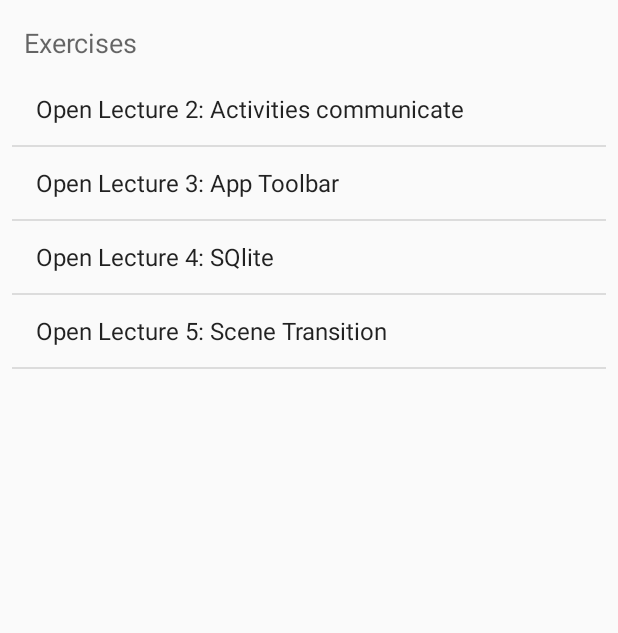
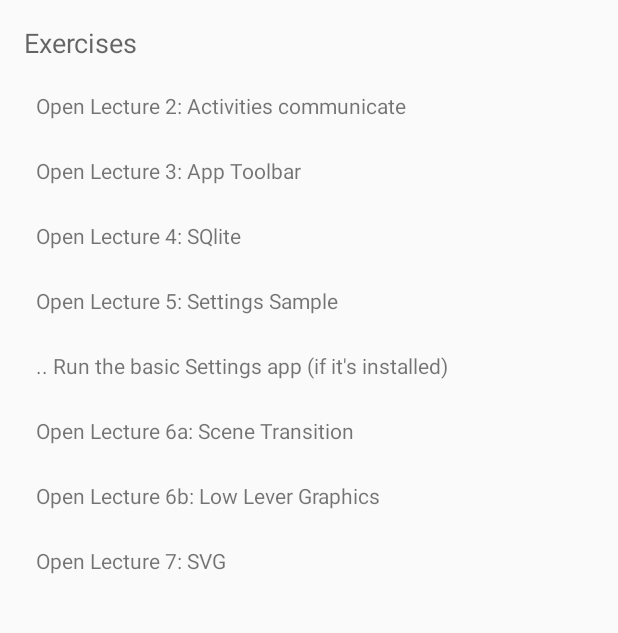
Before and after one commit to auval/AndroidWorkshop, an Android app: the screen it shows after launch (MainActivity), on a phone screen of 412 x 824 dp, the part 84-717 px from its top. Run offline under Robolectric (Android 15) with nearby library versions, the phone set to English and light mode, and no system bars.

Commit message:
Replaced main ListView with RecycleView

```diff
--- a/app/build.gradle
+++ b/app/build.gradle
@@ -39,5 +39,9 @@ dependencies {
     compile 'com.android.support:support-vector-drawable:25.0.1'
     testCompile 'junit:junit:4.12'
 
+    /**
+     * evolution of ListView
+     */
+    compile 'com.android.support:recyclerview-v7:25.0.1'
 
 }
--- /dev/null
+++ b/app/src/main/java/org/shenkar/auval/codesamples/ArrayItem.java
@@ -0,0 +1,43 @@
+package org.shenkar.auval.codesamples;
+
+/**
+ * Created by amir on 11/29/16.
+ */
+class ArrayItem {
+    private Class activity;
+    private String label;
+    private String packageName;
+
+    public ArrayItem(String label, Class activity) {
+        this.label = label;
+        this.activity = activity;
+    }
+
+    public ArrayItem(String label, String packageName) {
+        this.label = label;
+        this.packageName = packageName;
+    }
+
+    @Override
+    public String toString() {
+        if (activity != null) {
+            return "Open " + label;
+        }
+        return label;
+    }
+
+    public String getLabel() {
+        return label;
+    }
+
+    /**
+     * optional parameter, to launch a different app (as an example)
+     */
+    public String getPackageName() {
+        return packageName;
+    }
+
+    public Class getActivity() {
+        return activity;
+    }
+}
--- /dev/null
+++ b/app/src/main/java/org/shenkar/auval/codesamples/ExercisesAdapter.java
@@ -0,0 +1,87 @@
+package org.shenkar.auval.codesamples;
+
+import android.support.v7.widget.RecyclerView;
+import android.view.LayoutInflater;
+import android.view.View;
+import android.view.ViewGroup;
+import android.widget.TextView;
+
+import java.util.ArrayList;
+
+/**
+ * Reference training:
+ * https://developer.android.com/training/material/lists-cards.html
+ * <p>
+ * Created by amir on 11/29/16.
+ */
+
+public class ExercisesAdapter extends RecyclerView.Adapter<ExercisesAdapter.MyViewHolder> {
+    private View.OnClickListener listener;
+    private ArrayList<ArrayItem> mDataset;
+
+    // Provide a suitable constructor (depends on the kind of dataset)
+    public ExercisesAdapter(ArrayList<ArrayItem> myDataset,
+                            View.OnClickListener listener) {
+        mDataset = myDataset;
+        this.listener = listener;
+
+        /**
+         * Stable Id's are making change animation possible!
+         * together with a unique getItemId() per row
+         */
+        setHasStableIds(true);
+    }
+
+    // Create new views (invoked by the layout manager)
+    @Override
+    public MyViewHolder onCreateViewHolder(ViewGroup parent,
+                                           int viewType) {
+        // create a new view
+        TextView v = (TextView) LayoutInflater.from(parent.getContext())
+                .inflate(R.layout.my_text_view, parent, false);
+        // set the view's size, margins, paddings and layout parameters
+
+        MyViewHolder vh = new MyViewHolder(v);
+        return vh;
+    }
+
+    // Replace the contents of a view (invoked by the layout manager)
+    @Override
+    public void onBindViewHolder(MyViewHolder holder, int position) {
+        // - get element from your dataset at this position
+        // - replace the contents of the view with that element
+        ArrayItem arrayItem = mDataset.get(position);
+        holder.mTextView.setText(arrayItem.toString());
+        holder.mTextView.setTag(arrayItem); // a handy way to pass any data to a view
+        holder.mTextView.setOnClickListener(listener);
+
+    }
+
+    @Override
+    public long getItemId(int position) {
+        return mDataset.get(position).hashCode();
+    }
+
+    // Return the size of your dataset (invoked by the layout manager)
+    @Override
+    public int getItemCount() {
+        return mDataset.size();
+    }
+
+    // Provide a reference to the views for each data item
+    // Complex data items may need more than one view per item, and
+    // you provide access to all the views for a data item in a view holder
+    public static class MyViewHolder extends RecyclerView.ViewHolder {
+        // each data item is just a string in this case
+        public TextView mTextView;
+        // will assign a click listener to it
+//        private ViewGroup vg;
+
+        public MyViewHolder(TextView v) {
+            super(v);
+            mTextView = v;
+//            mTextView = (TextView) v.findViewById(R.id.row_text);
+//            vg = v;
+        }
+    }
+}
--- a/app/src/main/java/org/shenkar/auval/codesamples/MainActivity.java
+++ b/app/src/main/java/org/shenkar/auval/codesamples/MainActivity.java
@@ -5,13 +5,12 @@ import android.content.SharedPreferences;
 import android.os.Bundle;
 import android.preference.PreferenceManager;
 import android.support.v7.app.AppCompatActivity;
+import android.support.v7.widget.LinearLayoutManager;
+import android.support.v7.widget.RecyclerView;
 import android.support.v7.widget.Toolbar;
 import android.view.Menu;
 import android.view.MenuItem;
 import android.view.View;
-import android.widget.AdapterView;
-import android.widget.ArrayAdapter;
-import android.widget.ListView;
 import android.widget.TextView;
 import android.widget.Toast;
 
@@ -20,9 +19,89 @@ import com.mta.sharedutils.UiHandler;
 
 import org.shenkar.auval.db.DbHelper;
 
+import java.util.ArrayList;
+
 public class MainActivity extends AppCompatActivity {
 
-    ListView mainList;
+    /**
+     * notice there's no View or Context referenced from ArrayItem
+     * so it's ok to keep a static reference to it.
+     * I need it static because I keep changes in memory and screen rotate would create a fresh
+     * new arrayList otherwise.
+     */
+    final static ArrayList<ArrayItem> mValues = new ArrayList<>();
+
+    /**
+     * this is how to init static variables.
+     * It will run once and only once, unless the app is killed and restart from scratch.
+     */
+    static {
+        // define data for the list
+        mValues.add(new ArrayItem("Lecture 2: Activities communicate", Lesson2Activity.class));
+        mValues.add(new ArrayItem("Lecture 3: App Toolbar", ActionbarExampleActivity.class));
+        mValues.add(new ArrayItem("Lecture 4: SQlite", SqlExample.class));
+
+        /*
+         This sample is actually the default activity you can get when you press
+         on new > Activity > Settings Activity.
+         But it gives some useful examples on preferences widgets.
+         The basic settings app is in a different project:
+         https://github.com/auval/MinimalSettingsActivity
+        */
+        mValues.add(new ArrayItem("Lecture 5: Settings Sample", SettingsActivity.class));
+        mValues.add(new ArrayItem(".. Run the basic Settings app (if it's installed)",
+                "com.mindtheapps.sampleprefs"));
+        mValues.add(new ArrayItem("Lecture 6a: Scene Transition", SceneTransitionActivity.class));
+        mValues.add(new ArrayItem("Lecture 6b: Low Lever Graphics", LowLeverGraphicsActivity.class));
+        mValues.add(new ArrayItem("Lecture 7: SVG", BmpAndSvgActivity.class));
+
+    }
+
+    /**
+     * replacing the ListView with this
+     */
+    RecyclerView mainList;
+    /**
+     * it supplies the view with the data in a very efficient way
+     */
+    private RecyclerView.Adapter mAdapter;
+
+    View.OnClickListener mClickListener = new View.OnClickListener() {
+        @Override
+        public void onClick(View view) {
+            ArrayItem clicked = (ArrayItem) view.getTag();
+            if (clicked.getActivity() == null) {
+                if (clicked.getPackageName() != null) {
+                    // we need to launch a different app here, if it's available.
+                    Intent launchIntent = getPackageManager().getLaunchIntentForPackage(clicked
+                            .getPackageName());
+                    if (launchIntent == null) {
+                        Toast.makeText(getBaseContext(), "Couldn't find activity for package:" +
+                                clicked.getActivity(), Toast.LENGTH_LONG).show();
+
+                        // example for removing item from the list
+                        // ---------------------------------------
+                        // Notice that we need to remove from the Model (the array)
+                        // and not from the ListView (the View)!
+                        // The view will be updated after the  notifyDataSetChanged();
+                        mValues.remove(clicked);
+                        mAdapter.notifyDataSetChanged();
+
+                    } else {
+                        startActivity(launchIntent);
+                    }
+                } else {
+                    // nothing to do here
+                    Toast.makeText(getBaseContext(), "Activity is not attached", Toast.LENGTH_LONG).show();
+                }
+            } else {
+                Intent intent = new Intent(getBaseContext(), clicked.getActivity());
+                startActivity(intent);
+                overridePendingTransition(android.R.anim.fade_in, android.R.anim.fade_out);
+            }
+        }
+    };
+    private RecyclerView.LayoutManager mLayoutManager;
 
     public MainActivity() {
         AsyncHandler.postDelayed(new Runnable() {
@@ -45,40 +124,16 @@ public class MainActivity extends AppCompatActivity {
         Toolbar toolbar = (Toolbar) findViewById(R.id.toolbar);
         setSupportActionBar(toolbar);
 
-        mainList = (ListView) findViewById(R.id.my_list);
+        mainList = (RecyclerView) findViewById(R.id.my_list);
 
-        // define data for the list
-        ArrayItem[] values = new ArrayItem[]{
-                new ArrayItem("Lecture 2: Activities communicate", Lesson2Activity.class),
-                new ArrayItem("Lecture 3: App Toolbar", ActionbarExampleActivity.class),
-                new ArrayItem("Lecture 4: SQlite", SqlExample.class),
-                new ArrayItem("Lecture 5: Scene Transition", SceneTransitionActivity.class),
-                //    new ArrayItem("Lecture 6a: Low Lever Graphics", LowLeverGraphicsActivity.class),
-                //    new ArrayItem("Lecture 6b: SVG", BmpAndSvgActivity.class),
-        };
+        // use a linear layout manager
+        mLayoutManager = new LinearLayoutManager(this);
+        mainList.setLayoutManager(mLayoutManager);
 
-        // add the data to an adapter
-        final ArrayAdapter<ArrayItem> adapter = new ArrayAdapter<>(this, android.R.layout.simple_list_item_1, values);
+        mAdapter = new ExercisesAdapter(mValues, mClickListener);
 
         // attach the data to the list view
-        mainList.setAdapter(adapter);
-
-        // wait for click events (this is a non-blocking call!)
-        mainList.setOnItemClickListener(new AdapterView.OnItemClickListener() {
-            @Override
-            public void onItemClick(AdapterView<?> adapterView, View view, int position, long id) {
-                ArrayItem clicked = (ArrayItem) mainList.getItemAtPosition(position);
-                if (clicked.activity == null) {
-                    // nothing to do here
-                    Toast.makeText(getBaseContext(), "Activity is not attached", Toast.LENGTH_LONG).show();
-                } else {
-                    Intent intent = new Intent(getBaseContext(), clicked.activity);
-                    startActivity(intent);
-                    overridePendingTransition(android.R.anim.fade_in, android.R.anim.fade_out);
-                }
-            }
-        });
-
+        mainList.setAdapter(mAdapter);
     }
 
     @Override
@@ -130,22 +185,10 @@ public class MainActivity extends AppCompatActivity {
         return super.onOptionsItemSelected(item);
     }
 
-
-    static class ArrayItem {
-        private Class activity;
-        private String label;
-
-        public ArrayItem(String label, Class activity) {
-            this.label = label;
-            this.activity = activity;
-        }
-
-        @Override
-        public String toString() {
-            if (activity != null) {
-                return "Open " + label;
-            }
-            return label;
-        }
-    }
+//
+//    private class RowViewHolder extends RecyclerView.ViewHolder {
+//        public RowViewHolder(View itemView) {
+//            super(itemView);
+//        }
+//    }
 }
--- a/app/src/main/res/layout/activity_main.xml
+++ b/app/src/main/res/layout/activity_main.xml
@@ -32,7 +32,7 @@
         app:layout_constraintLeft_toLeftOf="parent"
         app:layout_constraintTop_toBottomOf="@+id/toolbar"/>
 
-    <ListView
+    <android.support.v7.widget.RecyclerView
         android:id="@+id/my_list"
         android:layout_width="0dp"
         android:layout_height="0dp"
--- /dev/null
+++ b/app/src/main/res/layout/my_text_view.xml
@@ -0,0 +1,11 @@
+<?xml version="1.0" encoding="utf-8"?>
+<TextView
+    android:id="@+id/row_text"
+    xmlns:android="http://schemas.android.com/apk/res/android"
+    android:layout_width="match_parent"
+    android:layout_height="wrap_content"
+    android:layout_marginBottom="4dp"
+    android:layout_marginLeft="8dp"
+    android:layout_marginRight="8dp"
+    android:layout_marginTop="4dp"
+    android:padding="8dp"/>
```
